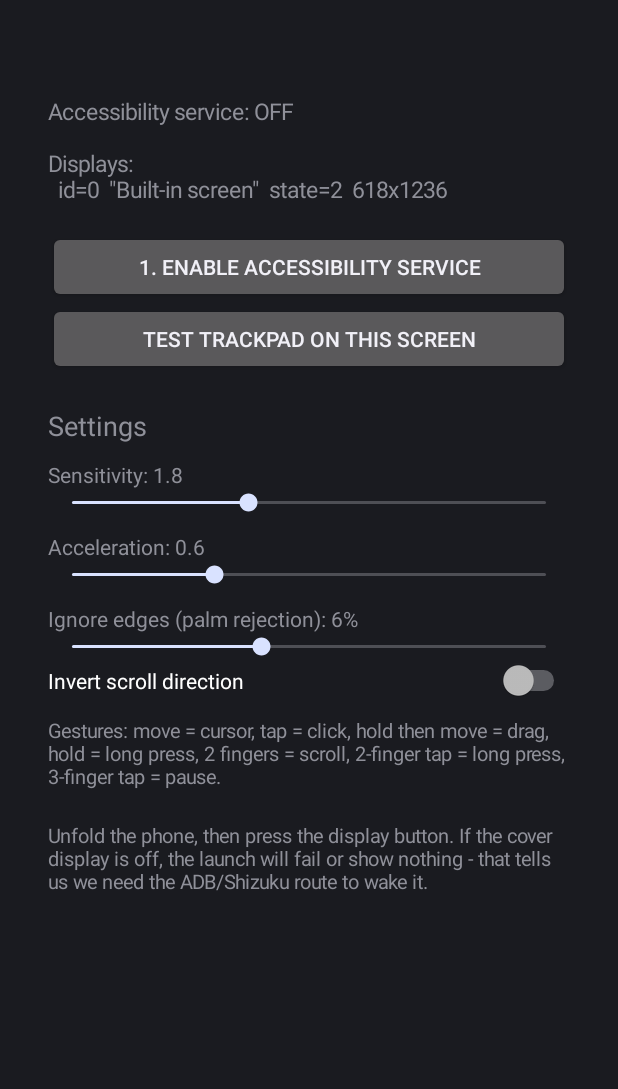
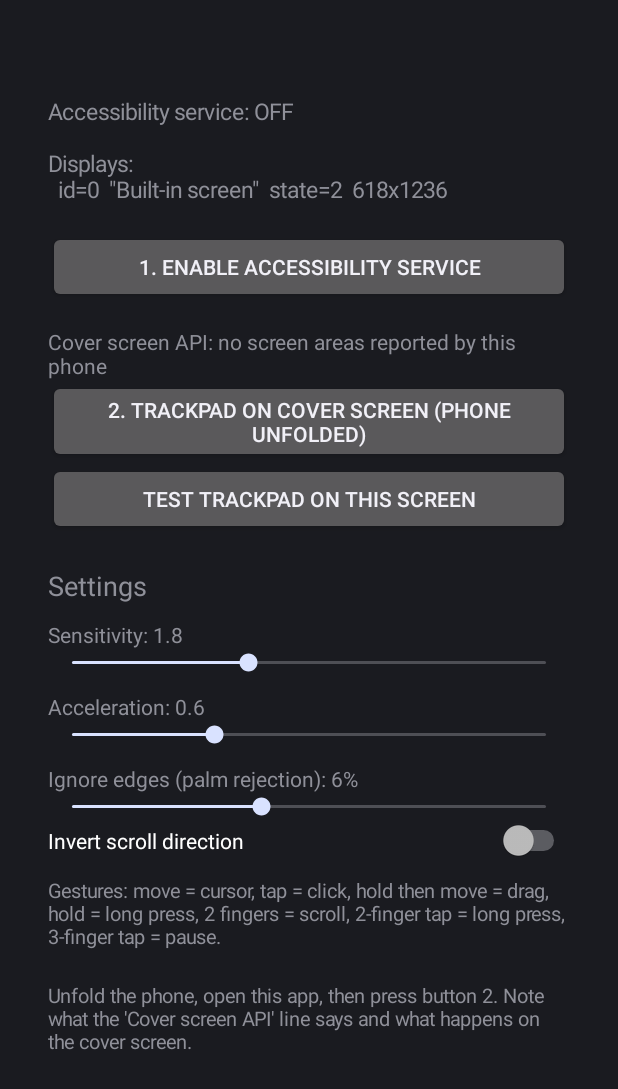
Before and after one commit to mishtake23/portfolioprojects, an Android app: the screen it shows after launch (MainActivity), on a phone screen of 412 x 824 dp. Shown: the top 1089 px of the screen. Run offline under Robolectric (Android 15) with nearby library versions, the phone set to English and light mode, and no system bars.

Commit message:
Try the rear-display presentation API for the cover screen
Samsung Folds expose a single logical display, so use Jetpack
WindowAreaController (dual-screen mode) to put the trackpad on the cover
screen while unfolded.

Co-Authored-By: Claude Opus 5.5 <noreply@anthropic.com>
Claude-Session: https://claude.ai/code/session_01CqdwwgJsd2JZQVPdc2kJwU

```diff
--- a/app/build.gradle.kts
+++ b/app/build.gradle.kts
@@ -30,4 +30,8 @@ android {
     }
     kotlinOptions { jvmTarget = "17" }
 }
-// No third-party dependencies on purpose (Step 1+2 use only the Android framework).
+dependencies {
+    // Rear (cover) display presentation API, used while the phone is unfolded.
+    implementation("androidx.window:window:1.3.0")
+    implementation("org.jetbrains.kotlinx:kotlinx-coroutines-android:1.8.1")
+}
--- a/app/src/main/java/com/example/backtouch/MainActivity.kt
+++ b/app/src/main/java/com/example/backtouch/MainActivity.kt
@@ -18,6 +18,9 @@ import android.widget.Toast
 class MainActivity : Activity() {
     private lateinit var root: LinearLayout
     private lateinit var status: TextView
+    private lateinit var rear: RearScreen
+    private var rearStatus = "Cover screen API: checking..."
+    private var rearView: TextView? = null
 
     override fun onCreate(savedInstanceState: Bundle?) {
         super.onCreate(savedInstanceState)
@@ -26,6 +29,16 @@ class MainActivity : Activity() {
             setPadding(48, 96, 48, 48)
         }
         setContentView(ScrollView(this).apply { addView(root) })
+        rear = RearScreen(this) { msg ->
+            rearStatus = msg
+            rearView?.text = msg
+        }
+        rear.start()
+    }
+
+    override fun onDestroy() {
+        rear.stop()
+        super.onDestroy()
     }
 
     override fun onResume() {
@@ -52,11 +65,15 @@ class MainActivity : Activity() {
         }
         status.text = sb.toString()
 
+        rearView = TextView(this).apply { text = rearStatus; setPadding(0, 24, 0, 0) }
+        root.addView(rearView)
+        root.addView(button("2. Trackpad on cover screen (phone unfolded)") { rear.toggle() })
+
         root.addView(button("Test trackpad on THIS screen") {
             startActivity(Intent(this, TrackpadActivity::class.java))
         })
         for (d in displays.filter { it.displayId != android.view.Display.DEFAULT_DISPLAY }) {
-            root.addView(button("2. Open trackpad on display ${d.displayId} (${d.name})") {
+            root.addView(button("Open trackpad on display ${d.displayId} (${d.name})") {
                 launchOn(d.displayId)
             })
         }
@@ -65,9 +82,8 @@ class MainActivity : Activity() {
         root.addView(TextView(this).apply {
             textSize = 13f
             setPadding(0, 32, 0, 0)
-            text = "Unfold the phone, then press the display button. If the cover " +
-                "display is off, the launch will fail or show nothing - that tells us " +
-                "we need the ADB/Shizuku route to wake it."
+            text = "Unfold the phone, open this app, then press button 2. " +
+                "Note what the 'Cover screen API' line says and what happens on the cover screen."
         })
     }
 
--- /dev/null
+++ b/app/src/main/java/com/example/backtouch/RearScreen.kt
@@ -0,0 +1,79 @@
+package com.example.backtouch
+
+import android.app.Activity
+import androidx.window.core.ExperimentalWindowApi
+import androidx.window.area.WindowAreaCapability
+import androidx.window.area.WindowAreaController
+import androidx.window.area.WindowAreaInfo
+import androidx.window.area.WindowAreaPresentationSessionCallback
+import androidx.window.area.WindowAreaSessionPresenter
+import kotlinx.coroutines.CoroutineScope
+import kotlinx.coroutines.Dispatchers
+import kotlinx.coroutines.SupervisorJob
+import kotlinx.coroutines.cancel
+import kotlinx.coroutines.launch
+
+/**
+ * Samsung Folds expose ONE logical display that switches between inner and cover
+ * screen, so launching on a second display id is impossible. This uses the
+ * Jetpack "present on rear display" API (dual-screen mode) to show the trackpad
+ * on the cover screen while the phone is unfolded.
+ */
+@OptIn(ExperimentalWindowApi::class)
+class RearScreen(private val activity: Activity, private val onStatus: (String) -> Unit) {
+    private val controller = WindowAreaController.getOrCreate()
+    private val scope = CoroutineScope(SupervisorJob() + Dispatchers.Main)
+    private var rear: WindowAreaInfo? = null
+    private var session: WindowAreaSessionPresenter? = null
+
+    val isPresenting get() = session != null
+
+    fun start() {
+        scope.launch {
+            controller.windowAreaInfos.collect { areas ->
+                rear = areas.firstOrNull { it.type == WindowAreaInfo.Type.TYPE_REAR_FACING }
+                val status = rear
+                    ?.getCapability(WindowAreaCapability.Operation.OPERATION_PRESENT_ON_AREA)
+                    ?.status
+                onStatus(
+                    when {
+                        areas.isEmpty() -> "Cover screen API: no screen areas reported by this phone"
+                        rear == null -> "Cover screen API: ${areas.size} area(s), none rear-facing"
+                        else -> "Cover screen API: present mode = $status"
+                    }
+                )
+            }
+        }
+    }
+
+    fun toggle() {
+        session?.let { it.close(); return }
+        val area = rear ?: run { onStatus("Cover screen API: no rear screen available"); return }
+        try {
+            controller.presentContentOnWindowArea(
+                area.token, activity, activity.mainExecutor,
+                object : WindowAreaPresentationSessionCallback {
+                    override fun onSessionStarted(s: WindowAreaSessionPresenter) {
+                        session = s
+                        s.setContentView(TrackpadView(s.context))
+                        onStatus("Trackpad is on the cover screen")
+                    }
+                    override fun onSessionEnded(t: Throwable?) {
+                        session = null
+                        onStatus("Cover screen session ended" + (t?.let { ": ${it.message}" } ?: ""))
+                    }
+                    override fun onContainerVisibilityChanged(isVisible: Boolean) {
+                        onStatus("Cover screen content visible = $isVisible")
+                    }
+                }
+            )
+        } catch (t: Throwable) {
+            onStatus("Cover screen API failed: ${t.javaClass.simpleName}: ${t.message}")
+        }
+    }
+
+    fun stop() {
+        session?.close()
+        scope.cancel()
+    }
+}
--- a/app/src/main/java/com/example/backtouch/TrackpadActivity.kt
+++ b/app/src/main/java/com/example/backtouch/TrackpadActivity.kt
@@ -20,7 +20,7 @@ class TrackpadActivity : Activity() {
     override fun onCreate(savedInstanceState: Bundle?) {
         super.onCreate(savedInstanceState)
         window.addFlags(WindowManager.LayoutParams.FLAG_KEEP_SCREEN_ON)
-        setContentView(TrackpadView(this).apply { setBackgroundColor(Color.rgb(24, 24, 28)) })
+        setContentView(TrackpadView(this))
     }
 }
 
@@ -35,7 +35,9 @@ class TrackpadActivity : Activity() {
  *  3 finger tap       -> pause / resume
  * Palm rejection: touches that start near an edge, or with a large contact area, are ignored.
  */
-private class TrackpadView(ctx: Context) : View(ctx) {
+internal class TrackpadView(ctx: Context) : View(ctx) {
+    init { setBackgroundColor(Color.rgb(24, 24, 28)) }
+
     private val settings = Settings(ctx)
     private val density = resources.displayMetrics.density
     private val slop = ViewConfiguration.get(ctx).scaledTouchSlop.toFloat()
--- a/gradle.properties
+++ b/gradle.properties
@@ -1,3 +1,3 @@
 org.gradle.jvmargs=-Xmx2048m
-android.useAndroidX=false
+android.useAndroidX=true
 kotlin.code.style=official
```
